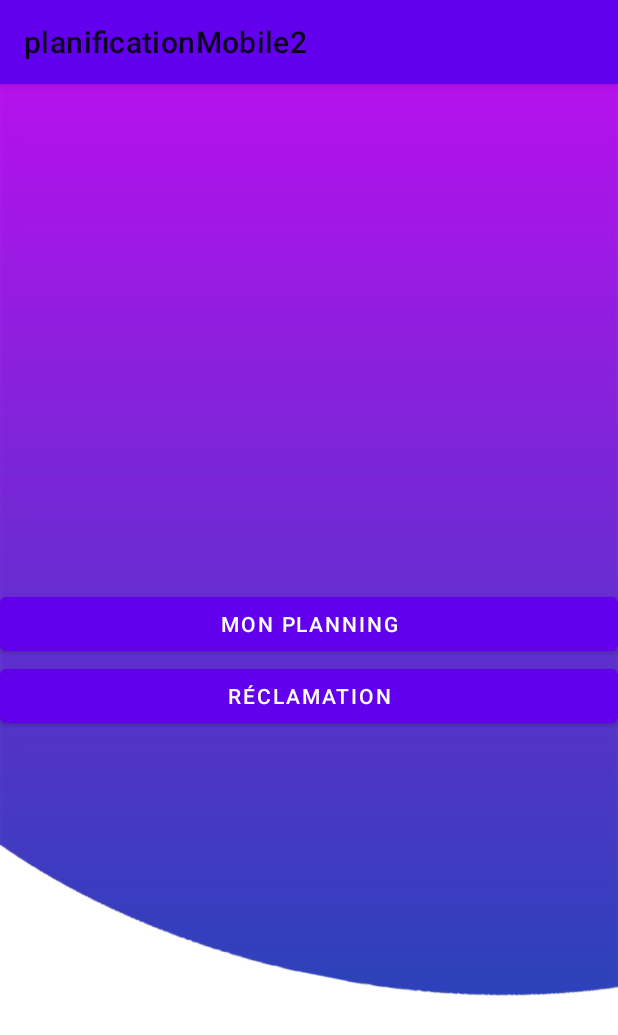
After one commit to elouafi22/planificationMobile2, an Android app: the MainActivityClient screen opened directly, with no data from a screen before it, on a phone screen of 412 x 824 dp. The commit adds this screen. Shown: the top 1035 px of the screen. Run offline under Robolectric (Android 15) with nearby library versions, the phone set to English and light mode, and no system bars; network calls fail.

Commit message:
add simple user interface

```diff
--- a/app/src/main/AndroidManifest.xml
+++ b/app/src/main/AndroidManifest.xml
@@ -14,6 +14,9 @@
         android:theme="@style/Theme.PlanificationMobile2"
         android:usesCleartextTraffic="true"
         tools:targetApi="31">
+        <activity
+            android:name=".MainActivityClient"
+            android:exported="false" />
         <activity
             android:name=".tacheActivity"
             android:exported="false" />
@@ -43,7 +46,7 @@
         </activity>
         <activity
             android:name=".MainActivity"
-            android:exported="false"></activity>
+            android:exported="false" />
     </application>
 
 </manifest>
--- a/app/src/main/java/com/example/planificationmobile2/MainActivity.java
+++ b/app/src/main/java/com/example/planificationmobile2/MainActivity.java
@@ -18,13 +18,13 @@ public class MainActivity extends AppCompatActivity {
         TextView username =(TextView) findViewById(R.id.username);
         TextView password =(TextView) findViewById(R.id.password);
         Button loginbtn = (Button) findViewById(R.id.loginbtn);
-
         loginbtn.setOnClickListener(new View.OnClickListener() {
             @Override
             public void onClick(View view) {
                 connection.get_connection(MainActivity.this, username.getText().toString(), password.getText().toString());
             }
         });
+
     }
 
 }
--- /dev/null
+++ b/app/src/main/java/com/example/planificationmobile2/MainActivityClient.java
@@ -0,0 +1,38 @@
+package com.example.planificationmobile2;
+
+import androidx.appcompat.app.AppCompatActivity;
+
+import android.os.Bundle;
+import android.view.View;
+import android.widget.Button;
+import android.widget.Toast;
+
+public class MainActivityClient extends AppCompatActivity {
+
+    private Button btn_mon_planning;
+    private Button btn_reclamation;
+
+    @Override
+    protected void onCreate(Bundle savedInstanceState) {
+        super.onCreate(savedInstanceState);
+        setContentView(R.layout.activity_main_client);
+
+        btn_mon_planning=findViewById(R.id.btn_mon_planning);
+        btn_reclamation=findViewById(R.id.btn_reclamation);
+
+        btn_mon_planning.setOnClickListener(new View.OnClickListener() {
+            @Override
+            public void onClick(View view) {
+                Toast.makeText(MainActivityClient.this, "afficher planning", Toast.LENGTH_SHORT).show();
+            }
+        });
+
+        btn_reclamation.setOnClickListener(new View.OnClickListener() {
+            @Override
+            public void onClick(View view) {
+                Toast.makeText(MainActivityClient.this, "afficher vue reclamation", Toast.LENGTH_SHORT).show();
+            }
+        });
+
+    }
+}
--- /dev/null
+++ b/app/src/main/res/layout/activity_main_client.xml
@@ -0,0 +1,35 @@
+<?xml version="1.0" encoding="utf-8"?>
+<RelativeLayout xmlns:android="http://schemas.android.com/apk/res/android"
+    xmlns:app="http://schemas.android.com/apk/res-auto"
+    xmlns:tools="http://schemas.android.com/tools"
+    android:layout_width="match_parent"
+    android:layout_height="match_parent"
+    android:background="@drawable/background">
+
+
+    <LinearLayout
+        android:layout_width="match_parent"
+        android:layout_height="match_parent"
+        android:orientation="vertical"
+        android:gravity="center">
+
+        <!-- Bouton Mon Planning -->
+
+        <!-- Liste déroulante pour le choix de la période -->
+        <Button
+            android:id="@+id/btn_mon_planning"
+            android:layout_width="match_parent"
+            android:layout_height="wrap_content"
+            android:text="Mon Planning" />
+
+
+        <!-- Bouton Réclamation -->
+        <Button
+            android:id="@+id/btn_reclamation"
+            android:layout_width="match_parent"
+            android:layout_height="wrap_content"
+            android:text="Réclamation" />
+
+    </LinearLayout>
+
+</RelativeLayout>
```
Also changed, not shown: app/src/main/java/com/example/planificationmobile2/connection.java (+11 -3 lines).
